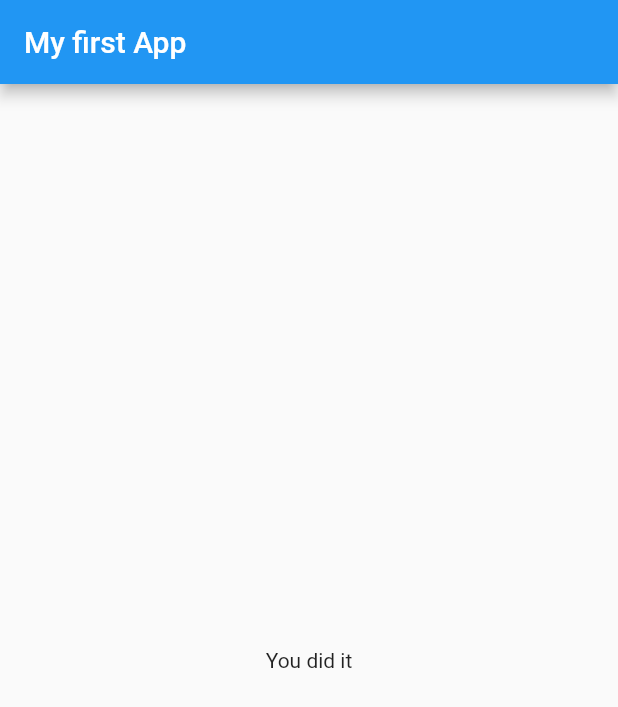
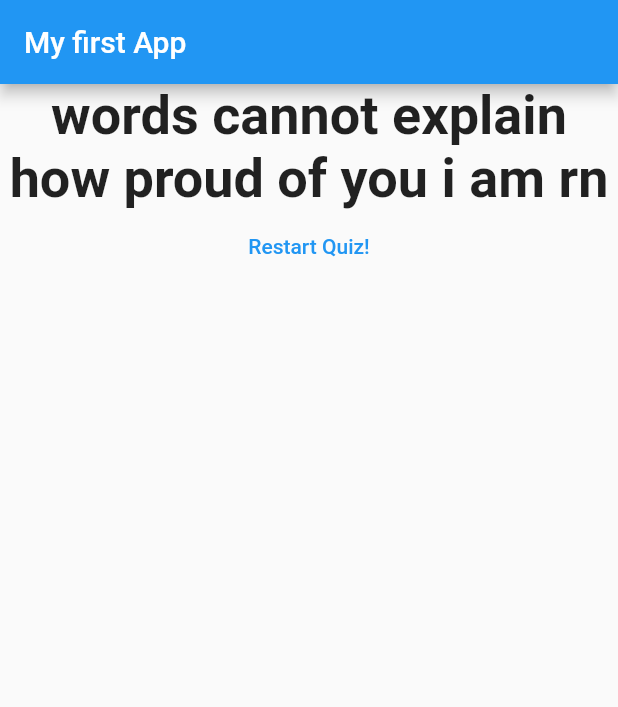
Before and after one commit to nelsonludo/learningFlutter, a Flutter app: the screen it shows after launch, after a tap on "Black", after a tap on "Angler Fish", after a tap on "very too much too much", on a phone screen of 412 x 824 dp. Shown: the top 707 px of the screen. Run offline on Flutter 3.47's test engine with Material 2 defaults, Android fonts, the phone set to English and light mode, and no system bars.

Commit message:
the first quiz app is complete

```diff
--- a/lib/main.dart
+++ b/lib/main.dart
@@ -21,21 +21,44 @@ class _MyAppState extends State<MyApp> {
   static const _questions = [
     {
       'questionText': "what's your favorite color ?",
-      'answers': ['Black', 'Blue', 'Yellow']
+      'answers': [
+        {'text': 'Black', 'score': 10},
+        {'text': 'Blue', 'score': 6},
+        {'text': 'Yellow', 'score': 1}
+      ]
     },
     {
       'questionText': "what's your favorite animal ?",
-      'answers': ['Possum', 'Angler Fish', 'Monkey', 'Beaver']
+      'answers': [
+        {'text': 'Possum', 'score': 10},
+        {'text': 'Angler Fish', 'score': 26},
+        {'text': 'Monkey', 'score': 1},
+        {'text': 'Beaver', 'score': 12}
+      ]
     },
     {
       'questionText': "how much do you think i am cool",
-      'answers': ['very too much too much', 'very much', 'much']
+      'answers': [
+        {'text': 'very too much too much', 'score': 50},
+        {'text': 'very much', 'score': 30},
+        {'text': 'much', 'score': 5}
+      ]
     },
   ];
 
   var _questionIndex = 0;
+  var _totalScore = 0;
 
-  void _answerQuestion() {
+  void _resetQuiz() {
+    setState(() {
+      _questionIndex = 0;
+      _totalScore = 0;
+    });
+  }
+
+  void _answerQuestion(int score) {
+    _totalScore += score;
+
     setState(() {
       _questionIndex += 1;
     });
@@ -59,7 +82,10 @@ class _MyAppState extends State<MyApp> {
                 questions: _questions,
                 questionIndex: _questionIndex,
               )
-            : Result(),
+            : Result(
+                resultScore: _totalScore,
+                resetHandler: _resetQuiz,
+              ),
       ),
     );
   }
--- a/lib/quiz.dart
+++ b/lib/quiz.dart
@@ -5,7 +5,7 @@ import './answer.dart';
 
 class Quiz extends StatelessWidget {
   final List<Map<String, Object>> questions;
-  final VoidCallback answerQuestion;
+  final Function answerQuestion;
   final int questionIndex;
 
   Quiz(
@@ -18,8 +18,10 @@ class Quiz extends StatelessWidget {
     return Column(
       children: [
         Question(questions[questionIndex]['questionText'] as String),
-        ...(questions[questionIndex]['answers'] as List<String>).map((answer) {
-          return Answer(answerQuestion, answer);
+        ...(questions[questionIndex]['answers'] as List<Map<String, Object>>)
+            .map((answer) {
+          return Answer(
+              () => answerQuestion(answer['score']), answer['text'] as String);
         }).toList()
       ],
     );
--- a/lib/result.dart
+++ b/lib/result.dart
@@ -1,12 +1,37 @@
 import 'package:flutter/material.dart';
 
 class Result extends StatelessWidget {
-  const Result({Key? key}) : super(key: key);
+  final int resultScore;
+  final VoidCallback resetHandler;
+
+  Result({required this.resultScore, required this.resetHandler});
+
+  String get resultPhrase {
+    var resultText = resultScore <= 10
+        ? 'You should be ashamed of yourself'
+        : resultScore <= 20
+            ? 'keep trying you can make it'
+            : resultScore <= 30
+                ? 'You did it you are awesome and great!!'
+                : resultScore <= 50
+                    ? 'You are the best in the world my dude'
+                    : 'words cannot explain how proud of you i am rn';
+    return resultText;
+  }
 
   @override
   Widget build(BuildContext context) {
     return Center(
-      child: Text('You did it'),
+      child: Column(
+        children: [
+          Text(
+            resultPhrase,
+            style: TextStyle(fontSize: 36, fontWeight: FontWeight.bold),
+            textAlign: TextAlign.center,
+          ),
+          TextButton(onPressed: resetHandler, child: Text('Restart Quiz!'))
+        ],
+      ),
     );
   }
 }
--- a/pubspec.yaml
+++ b/pubspec.yaml
@@ -14,7 +14,7 @@ description: A new Flutter project.
 version: 1.0.0+1
 
 environment:
-  sdk: ">=2.11.0 <3.0.0"
+  sdk: ">=2.12.0 <3.0.0"
 
 dependencies:
   flutter:
```
